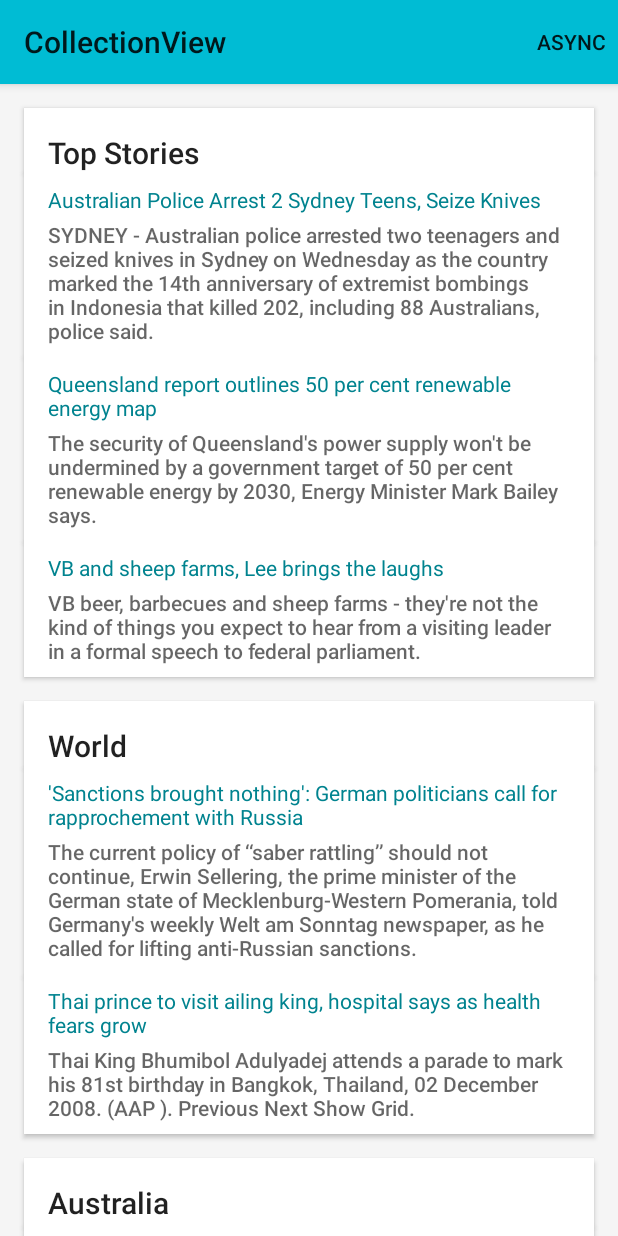
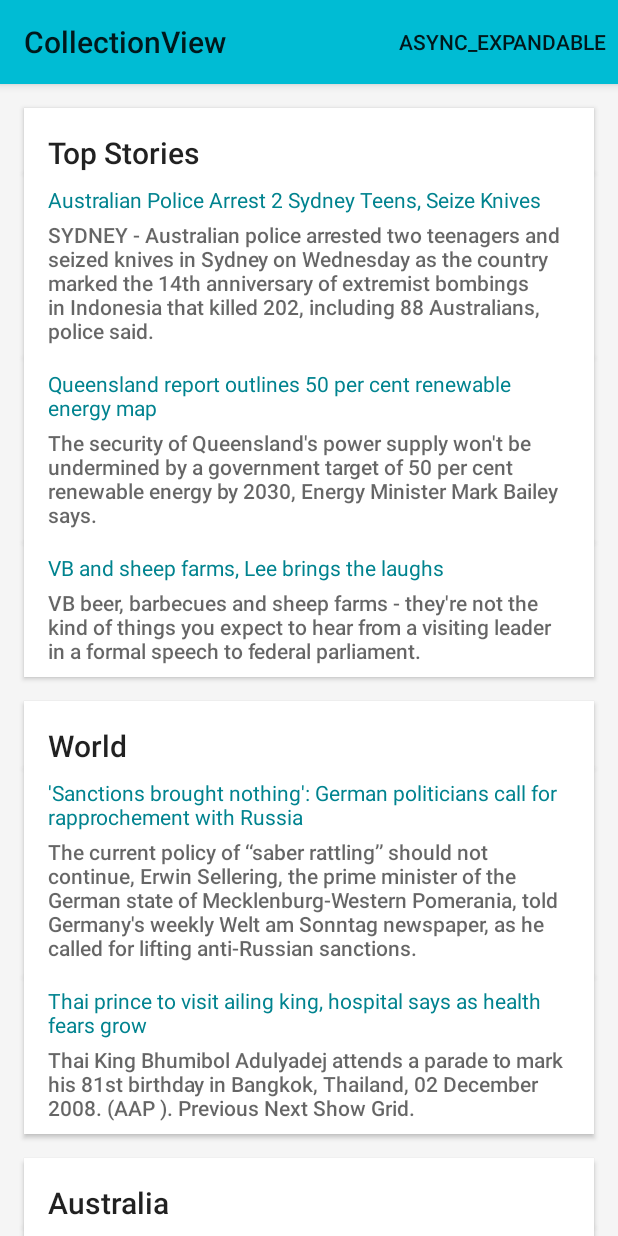
Before and after one commit to Ericliu001/CollectionView, an Android app: the screen it shows after launch (MainActivity), on a phone screen of 412 x 824 dp. Run offline under Robolectric (Android 15) with nearby library versions, the phone set to English and light mode, and no system bars.

Commit message:
edits menu text

```diff
--- a/Application/src/main/res/menu/main.xml
+++ b/Application/src/main/res/menu/main.xml
@@ -17,5 +17,5 @@
 <menu xmlns:android="http://schemas.android.com/apk/res/android">
     <item android:id="@+id/launch"
           android:showAsAction="always"
-          android:title="Async" />
+          android:title="Async_Expandable" />
 </menu>
```
